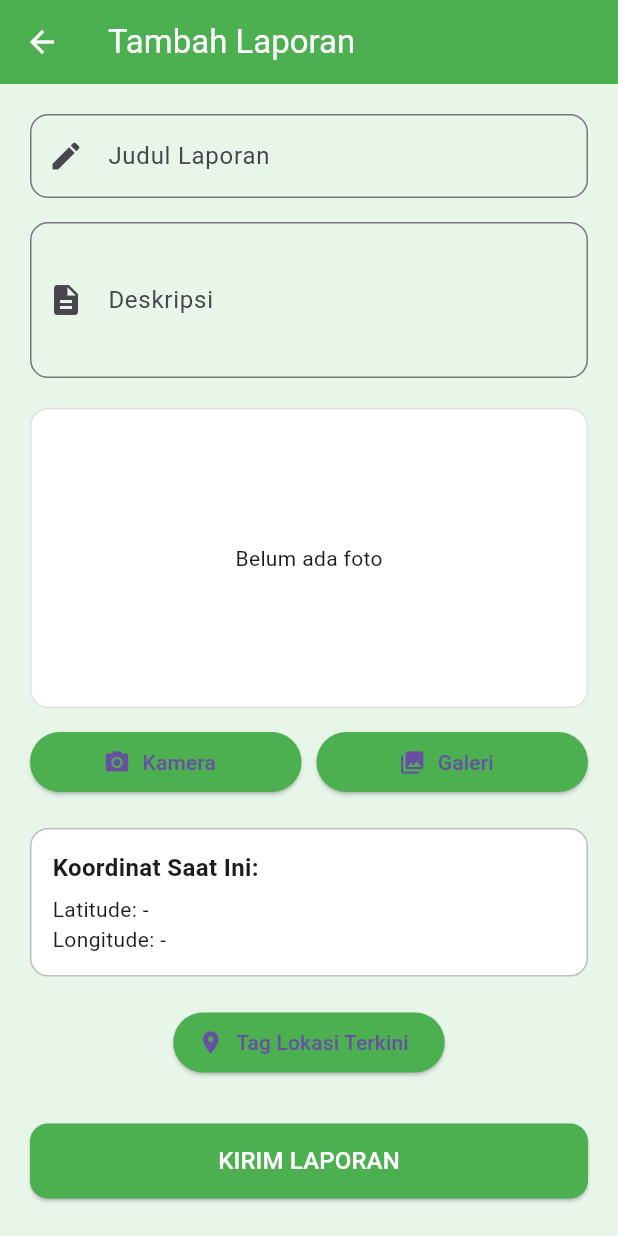
After one commit to habibulloh333/EcoPatrol, a Flutter app: the DashboardPlaceholder screen opened directly, after a tap on the "add" icon, on a phone screen of 412 x 824 dp. The commit adds this screen. Run offline on Flutter 3.47's test engine with Material 3 defaults, Android fonts, the phone set to English and light mode, and no system bars; our stand-ins replace cloud_firestore, firebase_auth, firebase_core, flutter_riverpod, geolocator, image_picker and 2 more; accounts and stored records are empty.

Commit message:
mahasiswa 2

```diff
--- a/lib/main.dart
+++ b/lib/main.dart
@@ -8,6 +8,7 @@ import 'screens/settings_screen.dart';
 // Import dummy dashboard (karena dashboard tugas mhs lain)
 // Nanti diganti dengan file dashboard asli
 import 'package:flutter/cupertino.dart';
+import 'screens/add_report_screen.dart';
 
 void main() async {
   WidgetsFlutterBinding.ensureInitialized();
@@ -96,13 +97,29 @@ class DashboardPlaceholder extends StatelessWidget {
           )
         ],
       ),
+
+      floatingActionButton: Column(
+        mainAxisSize: MainAxisSize.min,
+        children: [
+          FloatingActionButton(
+            backgroundColor: Colors.green,
+            child: const Icon(Icons.add, color: Colors.white),
+            onPressed: () {
+              Navigator.push(
+                context,
+                MaterialPageRoute(builder: (_) => const AddReportScreen()),
+              );
+            },
+          ),
+        ],
+      ),
+
       body: const Center(
         child: Column(
           mainAxisAlignment: MainAxisAlignment.center,
           children: [
             Icon(Icons.map, size: 100, color: Colors.green),
-            Text("Peta & Kamera akan ada di sini"),
-            Text("(Tugas Mahasiswa Lain)"),
+            Text("INI TAMPILAN LAPORAN YANG DIBUAT"),
           ],
         ),
       ),
--- /dev/null
+++ b/lib/screens/add_report_screen.dart
@@ -0,0 +1,330 @@
+import 'dart:io';
+import 'package:flutter/material.dart';
+import 'package:flutter_riverpod/flutter_riverpod.dart';
+import 'package:image_picker/image_picker.dart';
+import 'package:geolocator/geolocator.dart';
+import 'package:permission_handler/permission_handler.dart';
+import '../models/report_model.dart';
+import '../providers/report_provider.dart';
+import '../providers/auth_provider.dart';
+
+class AddReportScreen extends ConsumerStatefulWidget {
+  const AddReportScreen({super.key});
+
+  @override
+  ConsumerState<AddReportScreen> createState() => _AddReportScreenState();
+}
+
+class _AddReportScreenState extends ConsumerState<AddReportScreen> {
+  final _titleController = TextEditingController();
+  final _descController = TextEditingController();
+
+  File? _imageFile;
+  double? _lat;
+  double? _lon;
+
+  bool _isLoading = false;
+
+  // ---------------------------------------------------------
+  // 🔐 CHECK PERMISSION
+  // ---------------------------------------------------------
+
+  Future<bool> _checkCameraPermission() async {
+    var status = await Permission.camera.status;
+
+    if (status.isDenied) {
+      status = await Permission.camera.request();
+    }
+
+    return status.isGranted;
+  }
+
+  Future<bool> _checkGalleryPermission() async {
+    var status = await Permission.photos.status;
+
+    if (status.isDenied) {
+      status = await Permission.photos.request();
+    }
+
+    return status.isGranted;
+  }
+
+  // ---------------------------------------------------------
+  // 📸 PICK IMAGE DENGAN PERMISSION
+  // ---------------------------------------------------------
+
+  Future<void> _pickImageWithPermission(ImageSource source) async {
+    bool allowed = false;
+
+    if (source == ImageSource.camera) {
+      allowed = await _checkCameraPermission();
+      if (!allowed) {
+        ScaffoldMessenger.of(context).showSnackBar(
+          const SnackBar(content: Text("Izin kamera ditolak")),
+        );
+        return;
+      }
+    } else {
+      allowed = await _checkGalleryPermission();
+      if (!allowed) {
+        ScaffoldMessenger.of(context).showSnackBar(
+          const SnackBar(content: Text("Izin galeri ditolak")),
+        );
+        return;
+      }
+    }
+
+    _pickImage(source);
+  }
+
+  // ---------------------------------------------------------
+  // PICK IMAGE NORMAL
+  // ---------------------------------------------------------
+
+  Future<void> _pickImage(ImageSource source) async {
+    final picker = ImagePicker();
+    final file = await picker.pickImage(source: source, imageQuality: 70);
+
+    if (file != null) {
+      setState(() {
+        _imageFile = File(file.path);
+      });
+    }
+  }
+
+  // ---------------------------------------------------------
+  // 📍 GET GPS
+  // ---------------------------------------------------------
+
+  Future<void> _getLocation() async {
+    LocationPermission permission = await Geolocator.checkPermission();
+
+    if (permission == LocationPermission.denied) {
+      permission = await Geolocator.requestPermission();
+    }
+
+    bool allowed = permission == LocationPermission.always ||
+        permission == LocationPermission.whileInUse;
+
+    if (!allowed) {
+      ScaffoldMessenger.of(context).showSnackBar(
+        const SnackBar(content: Text("Izin lokasi ditolak")),
+      );
+      return;
+    }
+
+    Position pos = await Geolocator.getCurrentPosition();
+    setState(() {
+      _lat = pos.latitude;
+      _lon = pos.longitude;
+    });
+  }
+
+  // ---------------------------------------------------------
+  // 📤 SUBMIT
+  // ---------------------------------------------------------
+
+  Future<void> _submitReport() async {
+    if (_titleController.text.isEmpty ||
+        _descController.text.isEmpty ||
+        _imageFile == null ||
+        _lat == null ||
+        _lon == null) {
+      ScaffoldMessenger.of(context).showSnackBar(
+        const SnackBar(content: Text("Semua data harus lengkap!")),
+      );
+      return;
+    }
+
+    setState(() => _isLoading = true);
+
+    try {
+      final user = ref.read(authProvider);
+      if (user == null) throw Exception("User belum login");
+
+      final report = ReportModel(
+        id: '',
+        uid: user.uid,
+        title: _titleController.text,
+        description: _descController.text,
+        imageUrl: _imageFile!.path,
+        latitude: _lat!,
+        longitude: _lon!,
+        status: "pending",
+        createdAt: DateTime.now(),
+      );
+
+      await ref.read(reportProvider.notifier).addReport(report);
+
+      if (mounted) {
+        ScaffoldMessenger.of(context).showSnackBar(
+          const SnackBar(content: Text("Laporan berhasil dikirim!")),
+        );
+        Navigator.pop(context);
+      }
+    } catch (e) {
+      ScaffoldMessenger.of(context).showSnackBar(
+        SnackBar(content: Text("Gagal mengirim laporan: $e")),
+      );
+    } finally {
+      if (mounted) setState(() => _isLoading = false);
+    }
+  }
+
+  // ---------------------------------------------------------
+  // 🖼️ UI
+  // ---------------------------------------------------------
+
+  @override
+  Widget build(BuildContext context) {
+    return Scaffold(
+      appBar: AppBar(
+        title: const Text("Tambah Laporan"),
+        backgroundColor: Colors.green,
+        foregroundColor: Colors.white,
+      ),
+      backgroundColor: Colors.green[50],
+      body: SingleChildScrollView(
+        padding: const EdgeInsets.all(20),
+        child: Column(
+          children: [
+            // INPUT JUDUL
+            TextField(
+              controller: _titleController,
+              decoration: InputDecoration(
+                labelText: "Judul Laporan",
+                prefixIcon: const Icon(Icons.edit),
+                border: OutlineInputBorder(
+                    borderRadius: BorderRadius.circular(12)),
+              ),
+            ),
+            const SizedBox(height: 16),
+
+            // INPUT DESKRIPSI
+            TextField(
+              controller: _descController,
+              decoration: InputDecoration(
+                labelText: "Deskripsi",
+                prefixIcon: const Icon(Icons.description),
+                border: OutlineInputBorder(
+                    borderRadius: BorderRadius.circular(12)),
+              ),
+              maxLines: 3,
+            ),
+            const SizedBox(height: 20),
+
+            // PREVIEW FOTO
+            Container(
+              height: 200,
+              width: double.infinity,
+              decoration: BoxDecoration(
+                color: Colors.white,
+                borderRadius: BorderRadius.circular(12),
+                border: Border.all(color: Colors.grey.shade300),
+              ),
+              child: _imageFile == null
+                  ? const Center(child: Text("Belum ada foto"))
+                  : ClipRRect(
+                borderRadius: BorderRadius.circular(12),
+                child: Image.file(_imageFile!, fit: BoxFit.cover),
+              ),
+            ),
+            const SizedBox(height: 12),
+
+            // BUTTON FOTO KAMERA & GALERI
+            Row(
+              children: [
+                // KAMERA
+                Expanded(
+                  child: ElevatedButton.icon(
+                    style: ElevatedButton.styleFrom(
+                        backgroundColor: Colors.green),
+                    icon: const Icon(Icons.camera_alt),
+                    label: const Text("Kamera"),
+                    onPressed: () => _pickImageWithPermission(ImageSource.camera),
+                  ),
+                ),
+                const SizedBox(width: 10),
+
+                // GALERI
+                Expanded(
+                  child: ElevatedButton.icon(
+                    style: ElevatedButton.styleFrom(
+                        backgroundColor: Colors.green),
+                    icon: const Icon(Icons.photo_library),
+                    label: const Text("Galeri"),
+                    onPressed: () =>
+                        _pickImageWithPermission(ImageSource.gallery),
+                  ),
+                ),
+              ],
+            ),
+            const SizedBox(height: 20),
+
+            // KOTAK KOORDINAT RINGKAS
+            Container(
+              width: double.infinity,
+              padding: const EdgeInsets.all(14),
+              decoration: BoxDecoration(
+                color: Colors.white,
+                borderRadius: BorderRadius.circular(12),
+                border: Border.all(color: Colors.grey.shade400),
+              ),
+              child: Column(
+                crossAxisAlignment: CrossAxisAlignment.start,
+                children: [
+                  const Text(
+                    "Koordinat Saat Ini:",
+                    style: TextStyle(
+                        fontWeight: FontWeight.w600, fontSize: 16),
+                  ),
+                  const SizedBox(height: 6),
+                  Text(
+                    _lat == null ? "Latitude: -" : "Latitude: $_lat",
+                    style: const TextStyle(fontSize: 14),
+                  ),
+                  Text(
+                    _lon == null ? "Longitude: -" : "Longitude: $_lon",
+                    style: const TextStyle(fontSize: 14),
+                  ),
+                ],
+              ),
+            ),
+            const SizedBox(height: 20),
+
+            // BUTTON GET LOCATION
+            ElevatedButton.icon(
+              style: ElevatedButton.styleFrom(backgroundColor: Colors.green),
+              icon: const Icon(Icons.location_on),
+              label: const Text("Tag Lokasi Terkini"),
+              onPressed: _getLocation,
+            ),
+
+            const SizedBox(height: 30),
+
+            // SUBMIT BUTTON
+            SizedBox(
+              width: double.infinity,
+              height: 50,
+              child: _isLoading
+                  ? const Center(child: CircularProgressIndicator())
+                  : ElevatedButton(
+                style: ElevatedButton.styleFrom(
+                  backgroundColor: Colors.green,
+                  shape: RoundedRectangleBorder(
+                      borderRadius: BorderRadius.circular(12)),
+                ),
+                onPressed: _submitReport,
+                child: const Text(
+                  "KIRIM LAPORAN",
+                  style:
+                  TextStyle(color: Colors.white, fontSize: 16),
+                ),
+              ),
+            ),
+          ],
+        ),
+      ),
+    );
+  }
+}
--- a/pubspec.yaml
+++ b/pubspec.yaml
@@ -40,6 +40,9 @@ dependencies:
   flutter_riverpod: ^3.0.3
   cloud_firestore: ^6.1.0
   shared_preferences: ^2.5.4
+  image_picker: ^1.2.1
+  geolocator: ^14.0.2
+  permission_handler: ^12.0.1
 
 dev_dependencies:
   flutter_test:
```
Also changed, not shown: lib/providers/report_provider.dart (added, +30 -0 lines), pubspec.lock, 6 other files.
